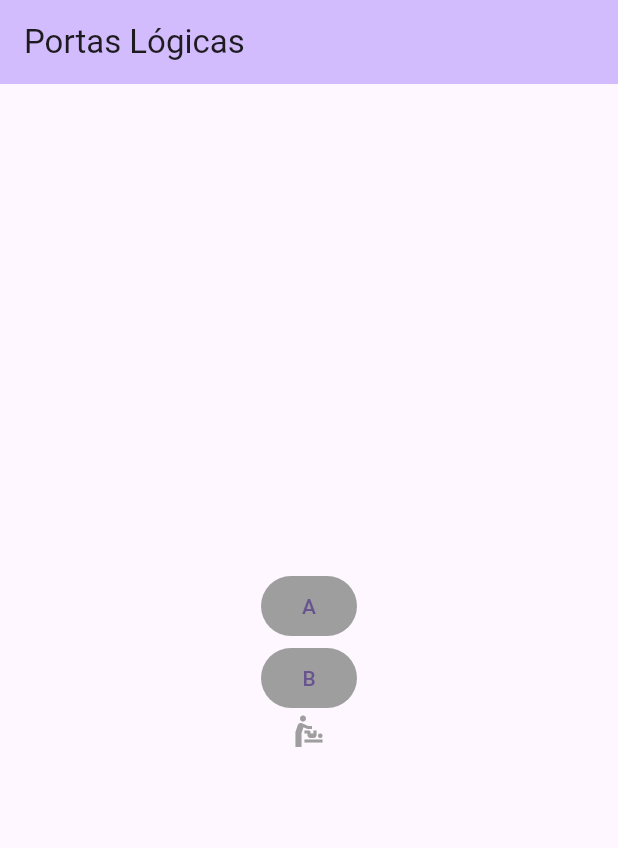
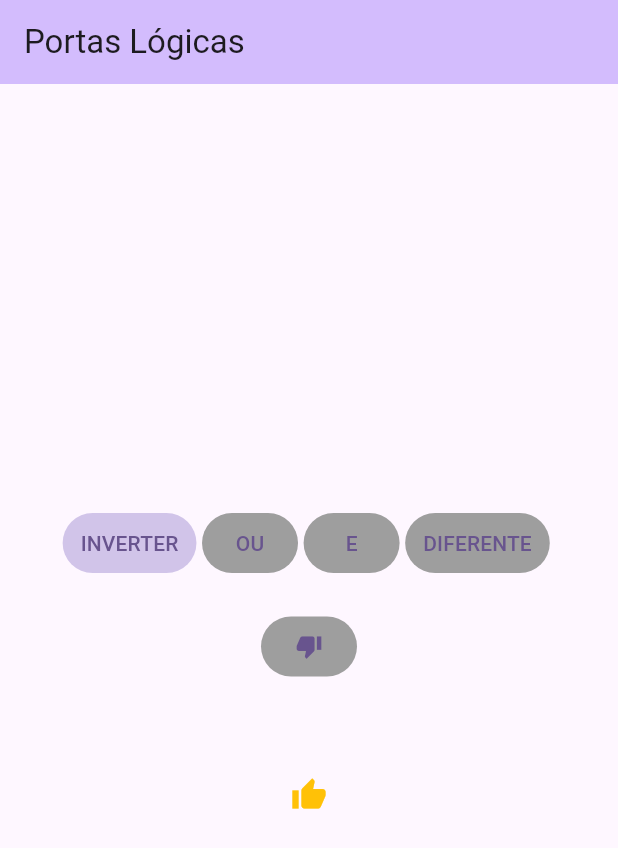
Before and after one commit to eugeniogz/portaslogicas, a Flutter app: the screen it shows after launch, on a phone screen of 412 x 824 dp. Shown: the top 848 px of the screen. Run offline on Flutter 3.47's test engine with Material 2 defaults, Android fonts, the phone set to English and light mode, and no system bars.

```diff
--- a/lib/main.dart
+++ b/lib/main.dart
@@ -7,11 +7,10 @@ void main() {
 class MyApp extends StatelessWidget {
   const MyApp({super.key});
 
-  // This widget is the root of your application.
   @override
   Widget build(BuildContext context) {
     return MaterialApp(
-      title: 'Flutter Demo',
+      title: 'Portas Lógicas',
       theme: ThemeData(
         colorScheme: ColorScheme.fromSeed(seedColor: Colors.deepPurple),
         useMaterial3: true,
@@ -31,10 +30,17 @@ class MyHomePage extends StatefulWidget {
 }
 
 class _MyHomePageState extends State<MyHomePage> {
-  bool out = false;
+  bool out = true;
   bool a = false;
   bool b = false;
-  Porta p = Porta.xor;
+  Porta p = Porta.not;
+  void setPorta(Porta p) {
+    setState(() {
+      this.p = p;
+      setarOut();
+    });
+  }
+
   void setOutput(int input) {
     setState(() {
       if (input == 1) {
@@ -42,16 +48,21 @@ class _MyHomePageState extends State<MyHomePage> {
       } else {
         b = !b;
       }
-      if (p.name == "xor") {
+      setarOut();
+    });
+  }
+
+  void setarOut() {
+    if (p == Porta.xor) {
       out = a ^ b;
-      } else if (p.name == "or") {
+    } else if (p == Porta.or) {
       out = a || b;
-      } else if (p.name == "and") {
+    } else if (p == Porta.and) {
       out = a && b;
-      } else if (p.name == "not") {
+    } else if (p == Porta.not) {
       out = !a;
+      b = false;
     }
-    });
   }
 
   @override
@@ -64,32 +75,95 @@ class _MyHomePageState extends State<MyHomePage> {
           backgroundColor: Theme.of(context).colorScheme.inversePrimary,
           title: Text(widget.title),
         ),
-      body: Center(
-        child: Column(
+        body: Column(
           mainAxisAlignment: MainAxisAlignment.center,
           children: <Widget>[
-            TextButton(
+            Row(mainAxisAlignment: MainAxisAlignment.center, children: <Widget>[
+              BotaoPorta(
+                  title: "INVERTER",
+                  porta: Porta.not,
+                  portaAtual: p,
+                  setPorta: setPorta),
+              BotaoPorta(
+                  title: "OU",
+                  porta: Porta.or,
+                  portaAtual: p,
+                  setPorta: setPorta),
+              BotaoPorta(
+                  title: "E",
+                  porta: Porta.and,
+                  portaAtual: p,
+                  setPorta: setPorta),
+              BotaoPorta(
+                  title: "DIFERENTE",
+                  porta: Porta.xor,
+                  portaAtual: p,
+                  setPorta: setPorta),
+            ]),
+            const Text(""),
+            GestureDetector(
+                // //Opção para alterar o estado somente quando pressionar e voltar quando soltar
+                // onTapDown: (TapDownDetails? td) {setOutput(1);},
+                // onTapCancel: () {setOutput(1);},
+                child: TextButton(
               onPressed: () {
                 setOutput(1);
               },
-              style: ButtonStyle(backgroundColor: MaterialStateColor.resolveWith((states) => a ? Colors.amber : Colors.grey ) ),
-              child: const Text("A"),
-            ),
-            TextButton(
+              style: ButtonStyle(
+                  backgroundColor: MaterialStateColor.resolveWith(
+                      (states) => a ? Colors.amber : Colors.grey)),
+              child: Icon(a ? Icons.thumb_up : Icons.thumb_down),
+            )),
+            const Text(""),
+            p != Porta.not
+                ? TextButton(
                     onPressed: () {
                       setOutput(2);
                     },
-              style: ButtonStyle(backgroundColor: MaterialStateColor.resolveWith((states) => b ? Colors.amber : Colors.grey ) ),
-              child: const Text("B"),
-            ),
+                    style: ButtonStyle(
+                        backgroundColor: MaterialStateColor.resolveWith(
+                            (states) => b ? Colors.amber : Colors.grey)),
+                    child: Icon(b ? Icons.thumb_up : Icons.thumb_down),
+                  )
+                : const Text(""),
+            const Text(""),
             Icon(
-              Icons.baby_changing_station,
+              out ? Icons.thumb_up : Icons.thumb_down,
               color: out ? Colors.amber : Colors.grey,
             ),
           ],
-        ),
-      ),
-    );
+        ));
+  }
+}
+
+class BotaoPorta extends StatelessWidget {
+  final Porta porta;
+  final Porta portaAtual;
+  final Function setPorta;
+  final String title;
+
+  const BotaoPorta(
+      {super.key,
+      required this.title,
+      required this.porta,
+      required this.portaAtual,
+      required this.setPorta});
+
+  @override
+  Widget build(BuildContext context) {
+    return Row(children: [
+      TextButton(
+          onPressed: () {
+            setPorta(porta);
+          },
+          style: ButtonStyle(
+              backgroundColor: MaterialStateColor.resolveWith((states) =>
+                  portaAtual == porta
+                      ? Colors.deepPurple.shade100
+                      : Colors.grey)),
+          child: Text(title)),
+      const Text(" ")
+    ]);
   }
 }
 
```
Also changed, not shown: 1 other file. Lines whose indentation alone changed are shown as unchanged.
